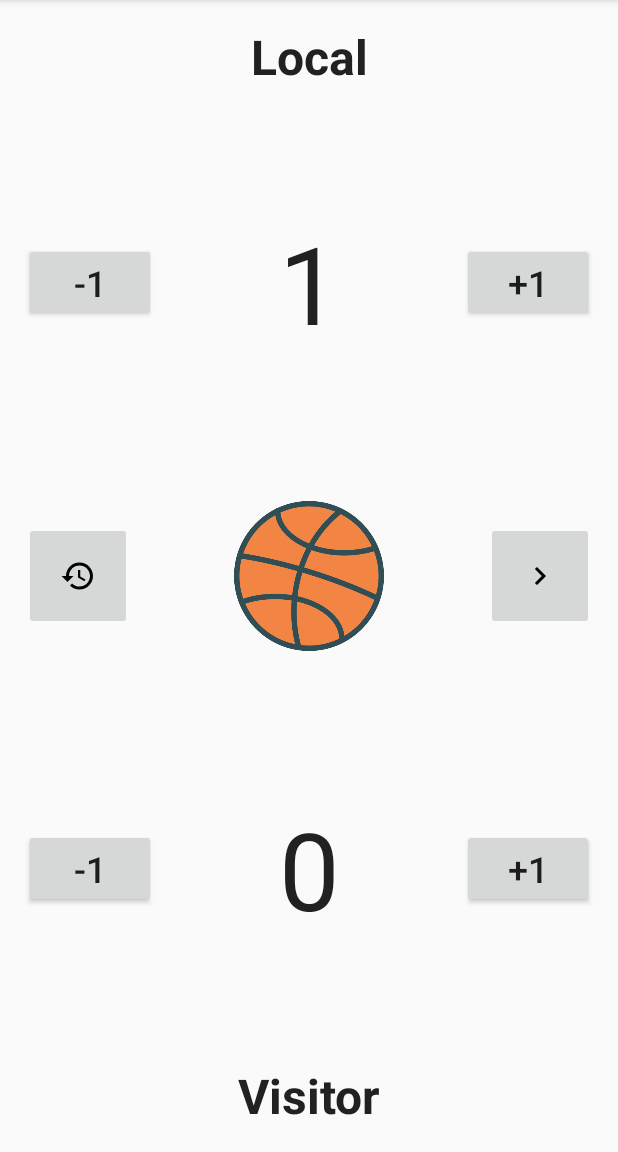
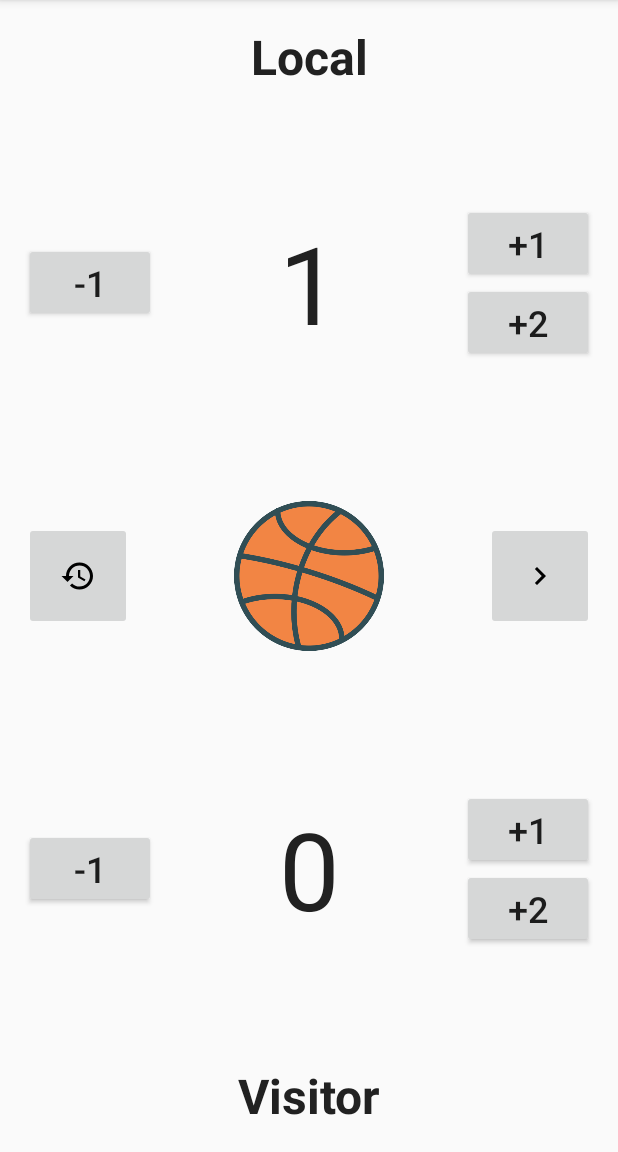
Before and after one commit to hackaprende/android-kotlin-basketball-score, an Android app: the screen it shows after launch (MainActivity), after a tap on "+1", on a phone screen of 412 x 824 dp, the part 84-1236 px from its top. Run offline under Robolectric (Android 15) with nearby library versions, the phone set to English and light mode, and no system bars; our stand-ins replace data binding.

Commit message:
Add button to add two points

```diff
--- a/app/src/main/java/com/hackaprende/basketballscore/MainActivity.kt
+++ b/app/src/main/java/com/hackaprende/basketballscore/MainActivity.kt
@@ -16,45 +16,59 @@ class MainActivity : AppCompatActivity() {
         binding = ActivityMainBinding.inflate(layoutInflater)
         setContentView(binding.root)
 
-        val localScoreText = binding.localScoreText
-        val visitorScoreText = binding.visitorScoreText
-        setupClickListeners(localScoreText, visitorScoreText)
+        setupClickListeners()
     }
 
-    private fun setupClickListeners(localScoreText: TextView, visitorScoreText: TextView) {
+    private fun setupClickListeners() {
         binding.localMinusButton.setOnClickListener {
             if (localScore > 0) {
                 localScore--
-                localScoreText.text = localScore.toString()
+                binding.localScoreText.text = localScore.toString()
             }
         }
 
         binding.localPlusButton.setOnClickListener {
-            localScore++
-            localScoreText.text = localScore.toString()
+            addPointsToScore(1, isLocal = true)
+        }
+
+        binding.localTwoPointsButton.setOnClickListener {
+            addPointsToScore(2, isLocal = true)
         }
 
         binding.visitorMinusButton.setOnClickListener {
             if (visitorScore > 0) {
                 visitorScore--
-                visitorScoreText.text = visitorScore.toString()
+                binding.visitorScoreText.text = visitorScore.toString()
             }
         }
 
         binding.visitorPlusButton.setOnClickListener {
-            visitorScore++
-            visitorScoreText.text = visitorScore.toString()
+            addPointsToScore(1, isLocal = false)
+        }
+
+        binding.visitorTwoPointsButton.setOnClickListener {
+            addPointsToScore(2, isLocal = false)
         }
 
         binding.restartButton.setOnClickListener {
             localScore = 0
             visitorScore = 0
-            visitorScoreText.text = localScore.toString()
-            localScoreText.text = visitorScore.toString()
+            binding.visitorScoreText.text = localScore.toString()
+            binding.localScoreText.text = visitorScore.toString()
         }
 
         binding.resultsButton.setOnClickListener {
             startScoreActivity()
+        }
+    }
+
+    private fun addPointsToScore(points: Int, isLocal: Boolean) {
+        if (isLocal) {
+            localScore += points
+            binding.localScoreText.text = localScore.toString()
+        } else {
+            visitorScore += points
+            binding.visitorScoreText.text = visitorScore.toString()
         }
     }
 
--- a/app/src/main/res/layout/activity_main.xml
+++ b/app/src/main/res/layout/activity_main.xml
@@ -16,9 +16,9 @@
             android:layout_width="match_parent"
             android:layout_height="wrap_content"
             android:layout_centerVertical="true"
-            android:padding="16dp"
             android:gravity="center_vertical"
-            android:orientation="horizontal">
+            android:orientation="horizontal"
+            android:padding="16dp">
 
             <ImageButton
                 android:id="@+id/restart_button"
@@ -51,8 +51,8 @@
             android:layout_height="wrap_content"
             android:layout_alignParentTop="true"
             android:gravity="center"
+            android:paddingStart="16dp"
             android:paddingTop="16dp"
-            android:paddingStart="16dp"
             android:paddingEnd="16dp"
             android:text="@string/local"
             android:textColor="@color/text_black"
@@ -65,9 +65,9 @@
             android:layout_height="wrap_content"
             android:layout_alignParentBottom="true"
             android:gravity="center"
-            android:paddingBottom="16dp"
             android:paddingStart="16dp"
             android:paddingEnd="16dp"
+            android:paddingBottom="16dp"
             android:text="@string/visitor"
             android:textColor="@color/text_black"
             android:textSize="32sp"
@@ -96,10 +96,15 @@
                 android:layout_height="wrap_content"
                 android:layout_weight="1"
                 android:gravity="center"
+                android:text="@string/zero"
                 android:textColor="@color/text_black"
                 android:textSize="72sp"
-                android:text="@string/zero"
                 tools:text="62" />
+
+            <LinearLayout
+                android:layout_width="wrap_content"
+                android:layout_height="wrap_content"
+                android:orientation="vertical">
 
                 <Button
                     android:id="@+id/local_plus_button"
@@ -107,6 +112,14 @@
                     android:layout_height="wrap_content"
                     android:text="@string/plus_one"
                     android:textSize="24sp" />
+
+                <Button
+                    android:id="@+id/local_two_points_button"
+                    android:layout_width="wrap_content"
+                    android:layout_height="wrap_content"
+                    android:text="@string/plus_two"
+                    android:textSize="24sp" />
+            </LinearLayout>
 
         </LinearLayout>
 
@@ -133,10 +146,15 @@
                 android:layout_height="wrap_content"
                 android:layout_weight="1"
                 android:gravity="center"
+                android:text="@string/zero"
                 android:textColor="@color/text_black"
                 android:textSize="72sp"
-                android:text="@string/zero"
                 tools:text="48" />
+
+            <LinearLayout
+                android:layout_width="wrap_content"
+                android:layout_height="wrap_content"
+                android:orientation="vertical">
 
                 <Button
                     android:id="@+id/visitor_plus_button"
@@ -145,6 +163,14 @@
                     android:text="@string/plus_one"
                     android:textSize="24sp" />
 
+                <Button
+                    android:id="@+id/visitor_two_points_button"
+                    android:layout_width="wrap_content"
+                    android:layout_height="wrap_content"
+                    android:text="@string/plus_two"
+                    android:textSize="24sp" />
+            </LinearLayout>
+
         </LinearLayout>
 
     </RelativeLayout>
--- a/app/src/main/res/values/strings.xml
+++ b/app/src/main/res/values/strings.xml
@@ -2,6 +2,7 @@
     <string name="app_name" translatable="false">Basketball Score</string>
     <string name="minus_one" translatable="false">-1</string>
     <string name="plus_one" translatable="false">+1</string>
+    <string name="plus_two" translatable="false">+2</string>
     <string name="local" translatable="false">Local</string>
     <string name="visitor">Visitor</string>
     <string name="zero" translatable="false">0</string>
```
Lines whose indentation alone changed are shown as unchanged.
